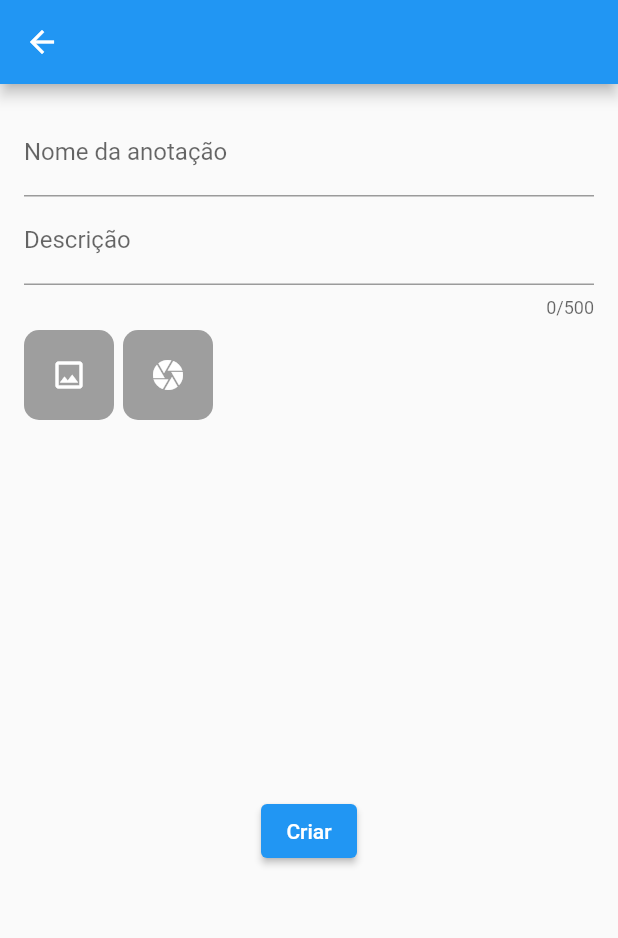
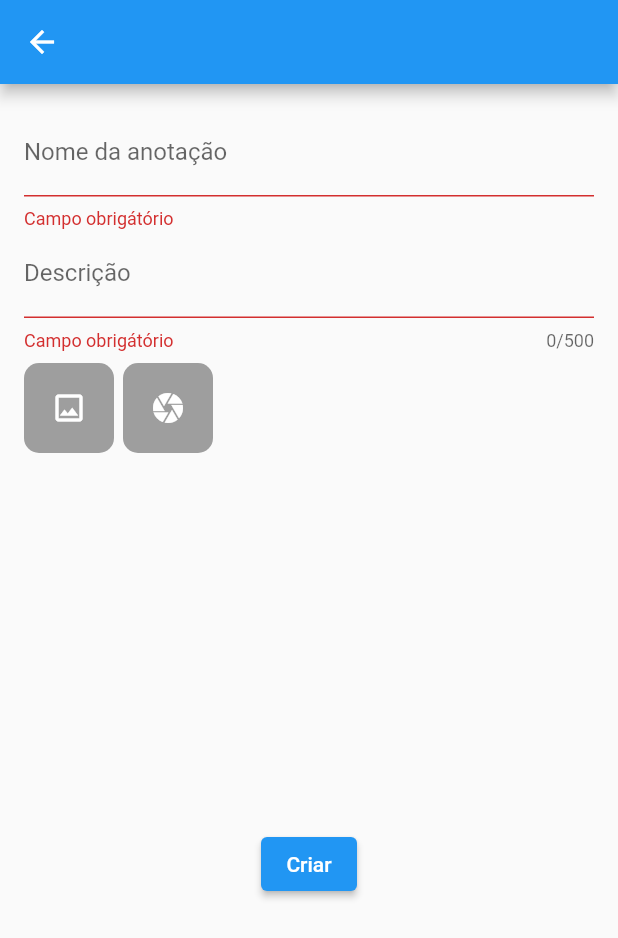
Before and after one commit to iCarlosAugusto/myBooknote, a Flutter app: the CreateAnotation screen opened directly with empty values, after a tap on "Criar", on a phone screen of 412 x 824 dp. Shown: the top 938 px of the screen. Run offline on Flutter 3.47's test engine with Material 2 defaults, Android fonts, the phone set to English and light mode, and no system bars; our stand-ins replace cloud_firestore, expandable, firebase_core, flutter_mobx, get_it, go_router and 3 more; accounts and stored records are empty; generated files the repository leaves out were written again.

Commit message:
Voltando e mostrando o feedback

```diff
--- a/lib/pages/createAnotation/create_anotation_controller.dart
+++ b/lib/pages/createAnotation/create_anotation_controller.dart
@@ -1,9 +1,12 @@
 import 'package:cloud_firestore/cloud_firestore.dart';
+import 'package:flutter/material.dart';
 import 'package:image_picker/image_picker.dart';
 import 'package:mobx/mobx.dart';
 import 'package:mybooknote/entities/image_entity.dart';
 import 'package:mybooknote/main.dart';
+import 'package:mybooknote/routes/global_context.dart';
 import 'package:mybooknote/usecases/add_image_use_case.dart';
+import 'package:go_router/go_router.dart';
 
 import '../../database/repositories/subjects/implemtations/subject_repository.dart';
 part 'create_anotation_controller.g.dart';
@@ -19,28 +22,38 @@ abstract class _CreateAnotationControllerBase with Store {
   final ImagePicker _picker = ImagePicker();
   final AddImageUsecase _addImageUsecase = AddImageUsecase(getIt<SubjectRepository>());
 
+  TextEditingController titleTextfieldController = TextEditingController();
+  TextEditingController descriptionTextfieldController = TextEditingController();
+  GlobalKey<FormState> formKey = GlobalKey<FormState>();
+
   @action
+  createAnotation() async {
+    if (!formKey.currentState!.validate()) return;
 
-  createAnotation() async {
-    List<Map<String, dynamic>> imagesAdded = images.map((element) => ImageEntity(
-      url: element.url,
-      description: element.description,
-      title: element.title
-      ).toJson()).toList();
+    List<Map<String, dynamic>> imagesAdded = images
+        .map((element) =>
+            ImageEntity(url: element.url, description: element.description, title: element.title).toJson())
+        .toList();
     FirebaseFirestore db = FirebaseFirestore.instance;
     var collectionData = db.collection("subjects").doc(subjectID).collection('anotations');
     await collectionData.add({
-      'title': 'Geo aula 12',
-      'description': 'Aula feita com o Sales',
+      'title': titleTextfieldController.text,
+      'description': descriptionTextfieldController.text,
       'images': imagesAdded
     });
+    // ignore: use_build_context_synchronously
+    GlobalContext.navigatorKey.currentContext!.pop();
+    ScaffoldMessenger.of(GlobalContext.navigatorKey.currentContext!).showSnackBar(
+      const SnackBar(content: Text('Anotação criada com sucesso!')),
+    );
   }
 
   @action
   Future<void> pickImageFromGalery() async {
     final List<XFile?> imagesPicked = await _picker.pickMultiImage();
     if (imagesPicked.isNotEmpty) {
-      var imagesFormatted = imagesPicked.map((image) => ImageEntity(url: image!.path, title: 'Title Legal', description: 'Description Legal'));
+      var imagesFormatted = imagesPicked.map(
+          (image) => ImageEntity(url: image!.path, title: 'Title Legal', description: 'Description Legal'));
       images.addAll(imagesFormatted);
     }
   }
--- a/lib/pages/createAnotation/create_anotation_page.dart
+++ b/lib/pages/createAnotation/create_anotation_page.dart
@@ -6,7 +6,6 @@ import 'package:go_router/go_router.dart';
 import 'package:mybooknote/pages/createAnotation/create_anotation_controller.dart';
 
 class CreateAnotation extends StatelessWidget {
-
   CreateAnotation({super.key, required this.subjectID});
   String subjectID;
 
@@ -18,15 +17,32 @@ class CreateAnotation extends StatelessWidget {
       appBar: AppBar(),
       body: Padding(
         padding: const EdgeInsets.all(16),
+        child: Form(
+          autovalidateMode: AutovalidateMode.onUserInteraction,
+          key: controller.formKey,
           child: Column(
             children: [
               TextFormField(
+                validator: (value) {
+                  if (value == null || value.isEmpty) {
+                    return 'Campo obrigátório';
+                  }
+                  return null;
+                },
+                controller: controller.titleTextfieldController,
                 decoration: const InputDecoration(
                   border: UnderlineInputBorder(),
                   labelText: 'Nome da anotação',
                 ),
               ),
               TextFormField(
+                validator: (value) {
+                  if (value == null || value.isEmpty) {
+                    return 'Campo obrigátório';
+                  }
+                  return null;
+                },
+                controller: controller.descriptionTextfieldController,
                 maxLength: 500,
                 decoration: const InputDecoration(
                   border: UnderlineInputBorder(),
@@ -140,6 +156,7 @@ class CreateAnotation extends StatelessWidget {
             ],
           ),
         ),
+      ),
     );
   }
 }
```
Lines whose indentation alone changed are shown as unchanged.
